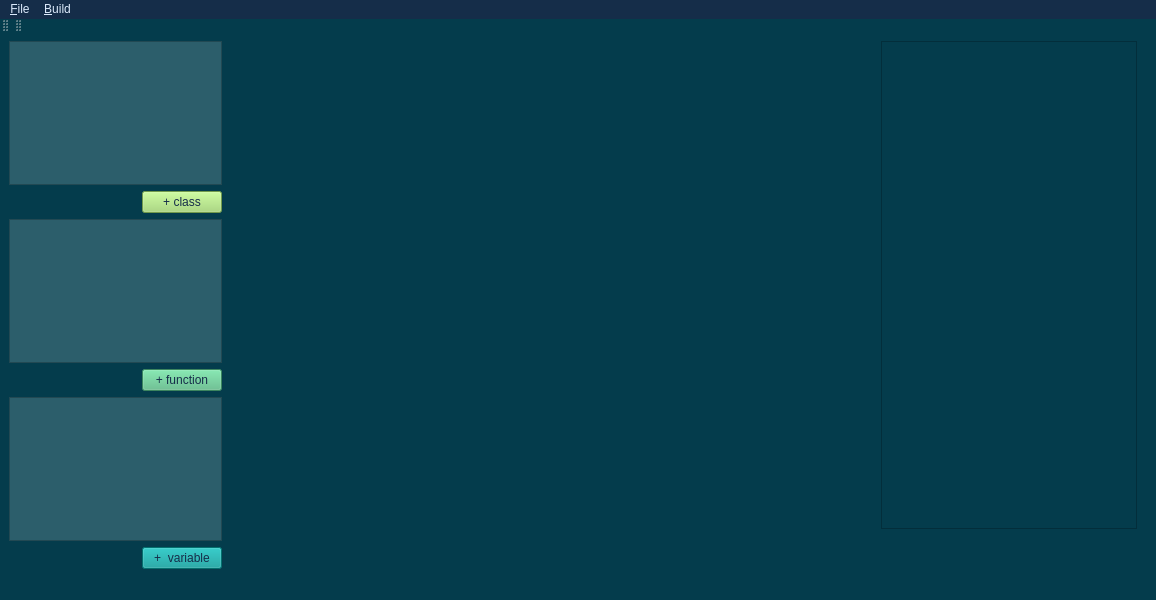
First picture: the form in mainwindow.ui, repository Alienso/MainAnt, before the edit.
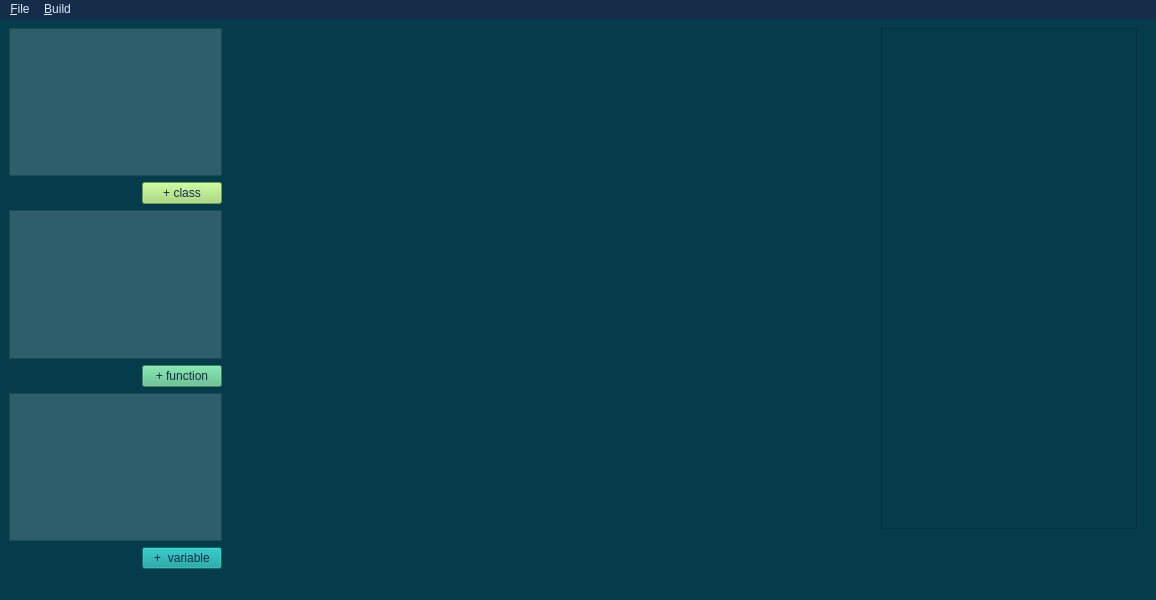
Second picture: the form after the edit.

```diff
--- a/mainwindow.ui
+++ b/mainwindow.ui
@@ -198,7 +198,9 @@
     <item>
      <widget class="QWidget" name="StagingArea" native="true">
       <property name="styleSheet">
-       <string notr="true"/>
+       <string notr="true">color: rgb(189, 221, 235);
+gridline-color: rgb(243, 243, 243);
+font: 13pt &quot;Ubuntu&quot;;</string>
       </property>
       <zorder></zorder>
      </widget>
@@ -212,7 +214,11 @@
        <number>10</number>
       </property>
       <item>
-       <widget class="QListWidget" name="listWidget"/>
+       <widget class="QListWidget" name="listWidget">
+        <property name="styleSheet">
+         <string notr="true">color: rgb(189, 221, 235)</string>
+        </property>
+       </widget>
       </item>
       <item>
        <spacer name="verticalSpacer">
@@ -263,28 +269,6 @@
    <addaction name="menuBuild"/>
   </widget>
   <widget class="QStatusBar" name="statusbar"/>
-  <widget class="QToolBar" name="toolBar">
-   <property name="windowTitle">
-    <string>toolBar</string>
-   </property>
-   <attribute name="toolBarArea">
-    <enum>TopToolBarArea</enum>
-   </attribute>
-   <attribute name="toolBarBreak">
-    <bool>false</bool>
-   </attribute>
-  </widget>
-  <widget class="QToolBar" name="toolBar_2">
-   <property name="windowTitle">
-    <string>toolBar_2</string>
-   </property>
-   <attribute name="toolBarArea">
-    <enum>TopToolBarArea</enum>
-   </attribute>
-   <attribute name="toolBarBreak">
-    <bool>false</bool>
-   </attribute>
-  </widget>
   <action name="actionOpen">
    <property name="text">
     <string>&amp;Open</string>
```
Left out of the diff: 3 changed lines with no effect on the pictures.
